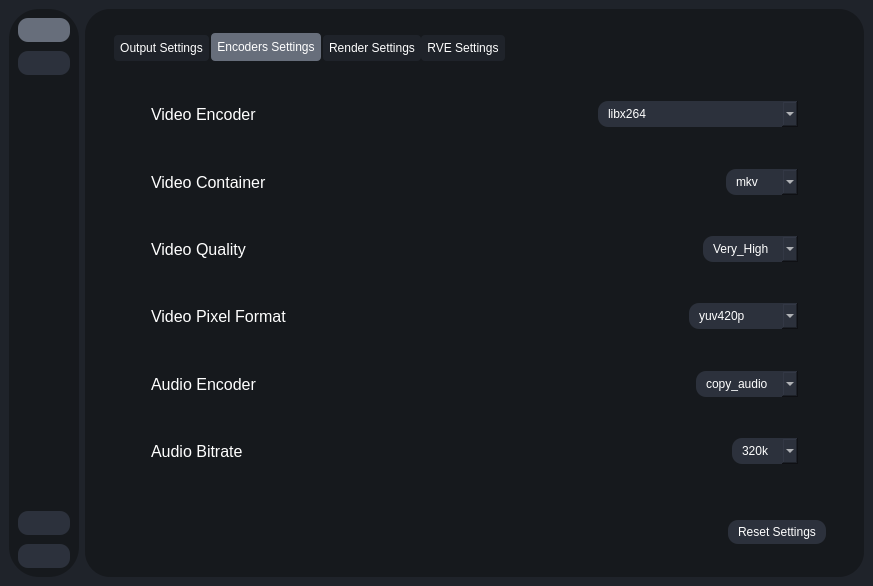
Before: the Qt Designer form testRVEInterface.ui in gokulmc/enhance_crop, drawn with Qt 5.
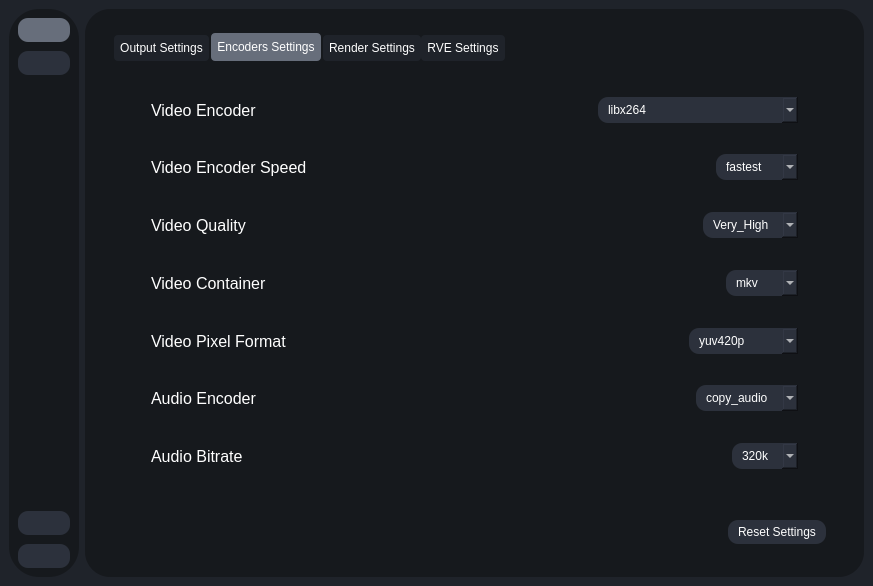
After: the same form once the commit is applied. The open tabs and pages were chosen to show the change. Icons and pictures are not drawn.

Commit message: add video encoder speed setting

What changed in the file:
```diff
--- a/testRVEInterface.ui
+++ b/testRVEInterface.ui
@@ -3537,8 +3537,8 @@
                   <rect>
                    <x>0</x>
                    <y>0</y>
-                   <width>796</width>
-                   <height>593</height>
+                   <width>761</width>
+                   <height>540</height>
                   </rect>
                  </property>
                  <layout class="QVBoxLayout" name="verticalLayout_18">
@@ -4120,6 +4120,155 @@
                            </layout>
                           </widget>
                          </item>
+                         <item>
+                          <widget class="QWidget" name="widget_6" native="true">
+                           <layout class="QHBoxLayout" name="horizontalLayout_36">
+                            <item>
+                             <widget class="QLabel" name="encoderLabel_2">
+                              <property name="font">
+                               <font>
+                                <pointsize>12</pointsize>
+                               </font>
+                              </property>
+                              <property name="text">
+                               <string>Video Encoder Speed</string>
+                              </property>
+                             </widget>
+                            </item>
+                            <item>
+                             <spacer name="horizontalSpacer_22">
+                              <property name="orientation">
+                               <enum>Qt::Orientation::Horizontal</enum>
+                              </property>
+                              <property name="sizeHint" stdset="0">
+                               <size>
+                                <width>237</width>
+                                <height>20</height>
+                               </size>
+                              </property>
+                             </spacer>
+                            </item>
+                            <item>
+                             <widget class="QLabel" name="label_55">
+                              <property name="maximumSize">
+                               <size>
+                                <width>25</width>
+                                <height>25</height>
+                               </size>
+                              </property>
+                              <property name="toolTip">
+                               <string>&lt;html&gt;&lt;head/&gt;&lt;body&gt;&lt;p&gt;&lt;span style=" font-weight:700;"&gt;Encoder:&lt;/span&gt;&lt;/p&gt;&lt;p&gt;- Compression algorithm for video, most common is libx264&lt;/p&gt;&lt;p&gt;- Any encoder without a device label is a CPU encoder.&lt;/p&gt;&lt;p&gt;- &lt;span style=" font-weight:700; text-decoration: underline;"&gt;Lossy Encoders:&lt;/span&gt;&lt;/p&gt;&lt;p&gt;- libx264 (&lt;span style=" font-weight:700;"&gt;mkv, mp4, mov, avi&lt;/span&gt;)&lt;/p&gt;&lt;p&gt;- libx265 (&lt;span style=" font-weight:700;"&gt;mkv, mp4, mov&lt;/span&gt;)&lt;/p&gt;&lt;p&gt;- vp9 (&lt;span style=" font-weight:700;"&gt;mkv, webm&lt;/span&gt;)&lt;/p&gt;&lt;p&gt;- av1 (&lt;span style=" font-weight:700;"&gt;mkv, mp4, webm&lt;/span&gt;)&lt;/p&gt;&lt;p&gt;- &lt;span style=" font-weight:700; text-decoration: underline;"&gt;Lossless Encoders:&lt;/span&gt;&lt;/p&gt;&lt;p&gt;- prores (&lt;span style=" font-weight:700;"&gt;mkv, mov&lt;/span&gt;)&lt;/p&gt;&lt;p&gt;- ffv1 (&lt;span style=" font-weight:700;"&gt;mkv, avi&lt;/span&gt;)&lt;/p&gt;&lt;/body&gt;&lt;/html&gt;</string>
+                              </property>
+                              <property name="text">
+                               <string />
+                              </property>
+                              <property name="pixmap">
+                               <pixmap resource="resources.qrc">:/icons/icons/info.svg</pixmap>
+                              </property>
+                              <property name="scaledContents">
+                               <bool>true</bool>
+                              </property>
+                             </widget>
+                            </item>
+                            <item>
+                             <widget class="QComboBox" name="video_encoder_speed">
+                              <property name="minimumSize">
+                               <size>
+                                <width>0</width>
+                                <height>0</height>
+                               </size>
+                              </property>
+                              <item>
+                               <property name="text">
+                                <string>fastest</string>
+                               </property>
+                              </item>
+                              <item>
+                               <property name="text">
+                                <string>fast</string>
+                               </property>
+                              </item>
+                              <item>
+                               <property name="text">
+                                <string>medium</string>
+                               </property>
+                              </item>
+                              <item>
+                               <property name="text">
+                                <string>slow</string>
+                               </property>
+                              </item>
+                              <item>
+                               <property name="text">
+                                <string>placebo</string>
+                               </property>
+                              </item>
+                             </widget>
+                            </item>
+                           </layout>
+                          </widget>
+                         </item>
+                         <item>
+                          <widget class="QWidget" name="widget_18" native="true">
+                           <layout class="QHBoxLayout" name="horizontalLayout_33">
+                            <item>
+                             <widget class="QLabel" name="encoderLabel_5">
+                              <property name="font">
+                               <font>
+                                <pointsize>12</pointsize>
+                               </font>
+                              </property>
+                              <property name="text">
+                               <string>Video Quality</string>
+                              </property>
+                             </widget>
+                            </item>
+                            <item>
+                             <spacer name="horizontalSpacer_17">
+                              <property name="orientation">
+                               <enum>Qt::Orientation::Horizontal</enum>
+                              </property>
+                              <property name="sizeHint" stdset="0">
+                               <size>
+                                <width>40</width>
+                                <height>20</height>
+                               </size>
+                              </property>
+                             </spacer>
+                            </item>
+                            <item>
+                             <widget class="QComboBox" name="video_quality">
+                              <property name="minimumSize">
+                               <size>
+                                <width>0</width>
+                                <height>0</height>
+                               </size>
+                              </property>
+                              <item>
+                               <property name="text">
+                                <string>Very_High</string>
+                               </property>
+                              </item>
+                              <item>
+                               <property name="text">
+                                <string>High</string>
+                               </property>
+                              </item>
+                              <item>
+                               <property name="text">
+                                <string>Medium</string>
+                               </property>
+                              </item>
+                              <item>
+                               <property name="text">
+                                <string>Low</string>
+                               </property>
+                              </item>
+                             </widget>
+                            </item>
+                           </layout>
+                          </widget>
+                         </item>
                          <item>
                           <widget class="QWidget" name="widget_27" native="true">
                            <layout class="QHBoxLayout" name="horizontalLayout_44">
@@ -4202,67 +4351,6 @@
                            </layout>
                           </widget>
                          </item>
-                         <item>
-                          <widget class="QWidget" name="widget_18" native="true">
-                           <layout class="QHBoxLayout" name="horizontalLayout_33">
-                            <item>
-                             <widget class="QLabel" name="encoderLabel_5">
-                              <property name="font">
-                               <font>
-                                <pointsize>12</pointsize>
-                               </font>
-                              </property>
-                              <property name="text">
-                               <string>Video Quality</string>
-                              </property>
-                             </widget>
-                            </item>
-                            <item>
-                             <spacer name="horizontalSpacer_17">
-                              <property name="orientation">
-                               <enum>Qt::Orientation::Horizontal</enum>
-                              </property>
-                              <property name="sizeHint" stdset="0">
-                               <size>
-                                <width>40</width>
-                                <height>20</height>
-                               </size>
-                              </property>
-                             </spacer>
-                            </item>
-                            <item>
-                             <widget class="QComboBox" name="video_quality">
-                              <property name="minimumSize">
-                               <size>
-                                <width>0</width>
-                                <height>0</height>
-                               </size>
-                              </property>
-                              <item>
-                               <property name="text">
-                                <string>Very_High</string>
-                               </property>
-                              </item>
-                              <item>
-                               <property name="text">
-                                <string>High</string>
-                               </property>
-                              </item>
-                              <item>
-                               <property name="text">
-                                <string>Medium</string>
-                               </property>
-                              </item>
-                              <item>
-                               <property name="text">
-                                <string>Low</string>
-                               </property>
-                              </item>
-                             </widget>
-                            </item>
-                           </layout>
-                          </widget>
-                         </item>
                          <item>
                           <widget class="QWidget" name="widget_21" native="true">
                            <layout class="QHBoxLayout" name="horizontalLayout_35">
```
Left out of the diff: 42 changed lines with no effect on the pictures. The commit also changes 3 other files.
